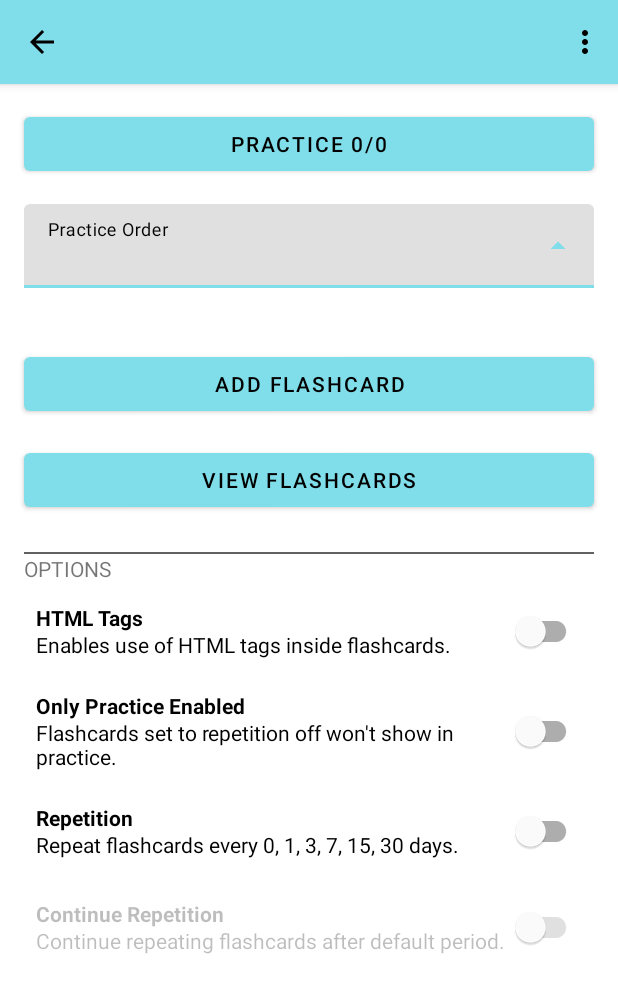
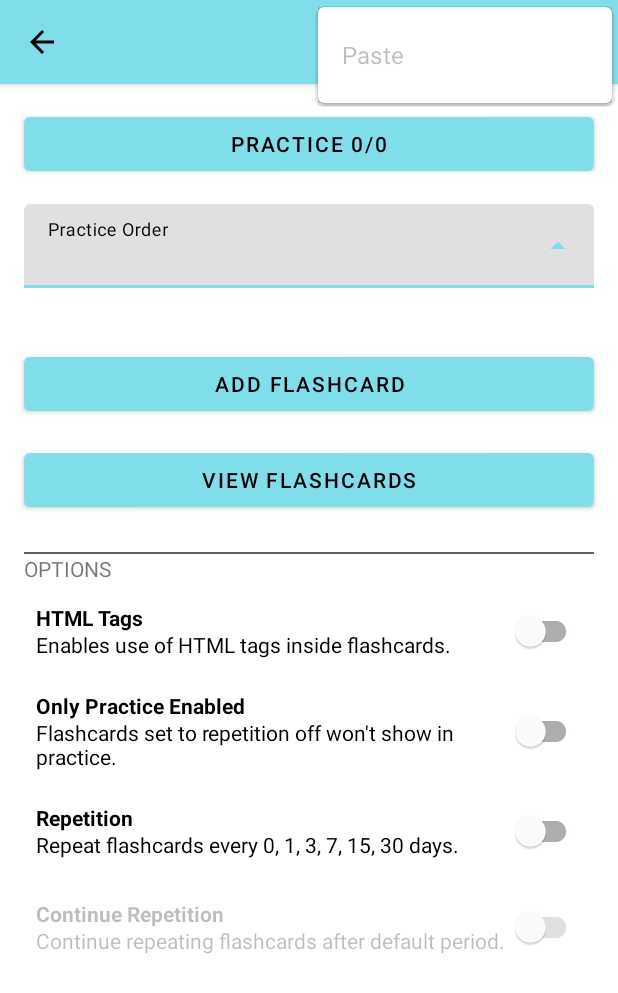
Before and after one commit to StartingGround/Cognebus, an Android app: the fragment FileFragment placed in its activity, in the options menu, after a tap on "Paste", on a phone screen of 412 x 824 dp. Shown: the top 993 px of the screen. Run offline under Robolectric (Android 15) with nearby library versions, the phone set to English and light mode, and no system bars; our stand-ins replace Dagger/Hilt's generated code, FlexboxLayout, data binding; 6 statements that could not run were skipped.

Commit message:
Disable paste in FileFragment.kt when not copying flashcards

```diff
--- a/app/src/main/java/com/startingground/cognebus/file/FileFragment.kt
+++ b/app/src/main/java/com/startingground/cognebus/file/FileFragment.kt
@@ -80,6 +80,10 @@ class FileFragment : Fragment() {
             }
         }
 
+        sharedClipboardViewModel.thereAreFlashcardsToBePasted.observe(viewLifecycleOwner){
+            binding.topAppBar.menu.findItem(R.id.paste).isEnabled = it
+        }
+
         fileViewModel.cycleIncrementError.observe(viewLifecycleOwner){
             binding.cycleIncrementEditText.error = it
         }
```
